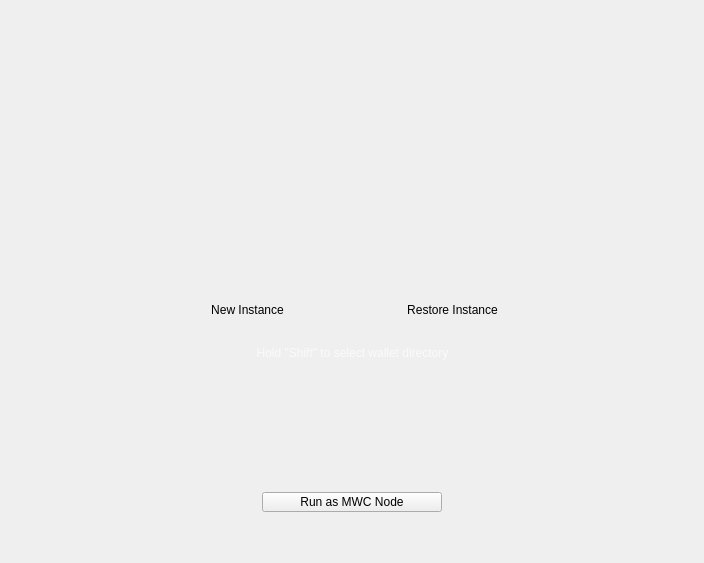
Qt form windows_desktop/a_initfirsttime.ui (0xkobe/mwc-wallet) before a commit.
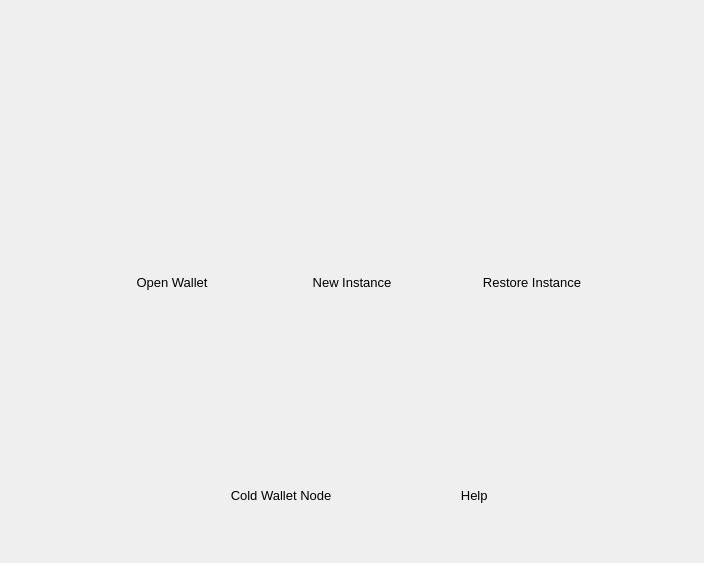
The same form after that commit. Icons and pictures are not drawn. Custom widgets are drawn as their Qt base class.

Commit message: https://github.com/mwcproject/mwc-qt-wallet/issues/499

Diff of the .ui file:
```diff
--- a/windows_desktop/a_initfirsttime.ui
+++ b/windows_desktop/a_initfirsttime.ui
@@ -120,135 +120,97 @@
       <widget class="QWidget" name="ButtonsHolder" native="true">
        <property name="minimumSize">
         <size>
-         <width>441</width>
+         <width>600</width>
          <height>150</height>
         </size>
        </property>
        <property name="maximumSize">
         <size>
-         <width>441</width>
+         <width>600</width>
          <height>150</height>
         </size>
        </property>
-       <widget class="control::MwcLabelSmall" name="label_4">
+       <widget class="QToolButton" name="newInstanceButton">
         <property name="geometry">
          <rect>
-          <x>250</x>
-          <y>85</y>
-          <width>141</width>
-          <height>16</height>
+          <x>230</x>
+          <y>20</y>
+          <width>140</width>
+          <height>110</height>
          </rect>
         </property>
-        <property name="sizePolicy">
-         <sizepolicy hsizetype="Fixed" vsizetype="Preferred">
-          <horstretch>0</horstretch>
-          <verstretch>0</verstretch>
-         </sizepolicy>
+        <property name="toolTip">
+         <string>Create a new wallet instance</string>
         </property>
-        <property name="maximumSize">
+        <property name="styleSheet">
+         <string notr="true">QToolButton{ border-radius: 12px; background: transparent; font-size: 13px;} QToolButton:enabled:!checked::hover {  background-color: rgba(255, 255, 255, 0.1); }</string>
+        </property>
+        <property name="text">
+         <string>New Instance</string>
+        </property>
+        <property name="icon">
+         <iconset resource="../resources_desktop.qrc">
+          <normaloff>:/img/AddLarge@2x.svg</normaloff>:/img/AddLarge@2x.svg</iconset>
+        </property>
+        <property name="iconSize">
          <size>
-          <width>16777215</width>
-          <height>22</height>
+          <width>70</width>
+          <height>50</height>
          </size>
         </property>
+        <property name="toolButtonStyle">
+         <enum>Qt::ToolButtonTextUnderIcon</enum>
+        </property>
+       </widget>
+       <widget class="QToolButton" name="restoreInstanceButton">
+        <property name="geometry">
+         <rect>
+          <x>410</x>
+          <y>20</y>
+          <width>140</width>
+          <height>110</height>
+         </rect>
+        </property>
         <property name="toolTip">
-         <string>Restore a new wallet from the mnemonic passphrase</string>
+         <string>Restore wallet from the mnemonic passphrase</string>
+        </property>
+        <property name="styleSheet">
+         <string notr="true">QToolButton{ border-radius: 12px; background: transparent; font-size: 13px;} QToolButton:enabled:!checked::hover {  background-color: rgba(255, 255, 255, 0.1); }</string>
         </property>
         <property name="text">
          <string>Restore Instance</string>
         </property>
-        <property name="alignment">
-         <set>Qt::AlignCenter</set>
-        </property>
-       </widget>
-       <widget class="control::MwcPushButtonRound" name="restoreInstanceButton">
-        <property name="geometry">
-         <rect>
-          <x>285</x>
-          <y>5</y>
-          <width>70</width>
-          <height>70</height>
-         </rect>
-        </property>
-        <property name="minimumSize">
-         <size>
-          <width>70</width>
-          <height>70</height>
-         </size>
-        </property>
-        <property name="maximumSize">
-         <size>
-          <width>70</width>
-          <height>70</height>
-         </size>
-        </property>
-        <property name="cursor">
-         <cursorShape>PointingHandCursor</cursorShape>
-        </property>
-        <property name="focusPolicy">
-         <enum>Qt::NoFocus</enum>
-        </property>
-        <property name="toolTip">
-         <string>Create a new wallet from mnemonic passphrase</string>
-        </property>
-        <property name="styleSheet">
-         <string notr="true">border-radius: 34px;</string>
-        </property>
-        <property name="text">
-         <string/>
-        </property>
         <property name="icon">
          <iconset resource="../resources_desktop.qrc">
           <normaloff>:/img/RestoreBtn_big@2x.svg</normaloff>:/img/RestoreBtn_big@2x.svg</iconset>
         </property>
         <property name="iconSize">
          <size>
-          <width>60</width>
-          <height>60</height>
+          <width>70</width>
+          <height>50</height>
          </size>
         </property>
-        <property name="autoDefault">
-         <bool>false</bool>
-        </property>
-        <property name="flat">
-         <bool>true</bool>
+        <property name="toolButtonStyle">
+         <enum>Qt::ToolButtonTextUnderIcon</enum>
         </property>
        </widget>
-       <widget class="control::MwcPushButtonRound" name="newInstanceButton">
+       <widget class="QToolButton" name="openWalletButton">
         <property name="geometry">
          <rect>
-          <x>80</x>
-          <y>5</y>
-          <width>70</width>
-          <height>70</height>
+          <x>50</x>
+          <y>20</y>
+          <width>140</width>
+          <height>110</height>
          </rect>
         </property>
-        <property name="minimumSize">
-         <size>
-          <width>70</width>
-          <height>70</height>
-         </size>
-        </property>
-        <property name="maximumSize">
-         <size>
-          <width>70</width>
-          <height>70</height>
-         </size>
-        </property>
-        <property name="cursor">
-         <cursorShape>PointingHandCursor</cursorShape>
-        </property>
-        <property name="focusPolicy">
-         <enum>Qt::NoFocus</enum>
-        </property>
         <property name="toolTip">
          <string>Create/Import a new wallet instance</string>
         </property>
         <property name="styleSheet">
-         <string notr="true">border-radius: 34px;</string>
+         <string notr="true">QToolButton{ border-radius: 12px; background: transparent; font-size: 13px;} QToolButton:enabled:!checked::hover {  background-color: rgba(255, 255, 255, 0.1); }</string>
         </property>
         <property name="text">
-         <string/>
+         <string>Open Wallet</string>
         </property>
         <property name="icon">
          <iconset resource="../resources_desktop.qrc">
@@ -256,71 +218,12 @@
         </property>
         <property name="iconSize">
          <size>
-          <width>57</width>
-          <height>57</height>
+          <width>70</width>
+          <height>50</height>
          </size>
         </property>
-        <property name="autoDefault">
-         <bool>false</bool>
-        </property>
-        <property name="flat">
-         <bool>true</bool>
-        </property>
-       </widget>
-       <widget class="control::MwcLabelSmall" name="label_3">
-        <property name="geometry">
-         <rect>
-          <x>45</x>
-          <y>85</y>
-          <width>141</width>
-          <height>16</height>
-         </rect>
-        </property>
-        <property name="sizePolicy">
-         <sizepolicy hsizetype="Fixed" vsizetype="Preferred">
-          <horstretch>0</horstretch>
-          <verstretch>0</verstretch>
-         </sizepolicy>
-        </property>
-        <property name="maximumSize">
-         <size>
-          <width>16777215</width>
-          <height>22</height>
-         </size>
-        </property>
-        <property name="text">
-         <string>New Instance</string>
-        </property>
-        <property name="alignment">
-         <set>Qt::AlignCenter</set>
-        </property>
-       </widget>
-       <widget class="control::MwcLabelTiny" name="formatsLable">
-        <property name="geometry">
-         <rect>
-          <x>10</x>
-          <y>125</y>
-          <width>421</width>
-          <height>21</height>
-         </rect>
-        </property>
-        <property name="maximumSize">
-         <size>
-          <width>16777215</width>
-          <height>3000</height>
-         </size>
-        </property>
-        <property name="styleSheet">
-         <string notr="true">color: rgba(255,255,255, 0.7)</string>
-        </property>
-        <property name="text">
-         <string>Hold &quot;Shift&quot; to select wallet directory</string>
-        </property>
-        <property name="textFormat">
-         <enum>Qt::PlainText</enum>
-        </property>
-        <property name="alignment">
-         <set>Qt::AlignCenter</set>
+        <property name="toolButtonStyle">
+         <enum>Qt::ToolButtonTextUnderIcon</enum>
         </property>
        </widget>
       </widget>
@@ -355,6 +258,9 @@
    </item>
    <item>
     <layout class="QHBoxLayout" name="horizontalLayout_2">
+     <property name="spacing">
+      <number>40</number>
+     </property>
      <item>
       <spacer name="horizontalSpacer_3">
        <property name="orientation">
@@ -369,35 +275,78 @@
       </spacer>
      </item>
      <item>
-      <widget class="control::MwcPushButtonTinyUnderline" name="runOnlineNodeButton">
+      <widget class="QToolButton" name="runOnlineNodeButton">
        <property name="minimumSize">
         <size>
-         <width>180</width>
-         <height>20</height>
+         <width>190</width>
+         <height>40</height>
         </size>
        </property>
        <property name="maximumSize">
         <size>
-         <width>180</width>
-         <height>20</height>
+         <width>190</width>
+         <height>40</height>
         </size>
        </property>
-       <property name="font">
-        <font>
-         <underline>false</underline>
-        </font>
+       <property name="toolTip">
+        <string>Run as a Online Node (needed for Cold Wallet).</string>
        </property>
-       <property name="focusPolicy">
-        <enum>Qt::TabFocus</enum>
+       <property name="styleSheet">
+        <string notr="true">QToolButton{ border-radius: 10px; background: transparent; font-size: 13px;} QToolButton:enabled:!checked::hover {  background-color: rgba(255, 255, 255, 0.1); }</string>
        </property>
+       <property name="text">
+        <string>     Cold Wallet Node</string>
+       </property>
+       <property name="icon">
+        <iconset resource="../resources_desktop.qrc">
+         <normaloff>:/img/Node@2x.svg</normaloff>:/img/Node@2x.svg</iconset>
+       </property>
+       <property name="iconSize">
+        <size>
+         <width>22</width>
+         <height>22</height>
+        </size>
+       </property>
+       <property name="toolButtonStyle">
+        <enum>Qt::ToolButtonTextBesideIcon</enum>
+       </property>
+      </widget>
+     </item>
+     <item>
+      <widget class="QToolButton" name="helpButton">
+       <property name="minimumSize">
+        <size>
+         <width>120</width>
+         <height>40</height>
+        </size>
+       </property>
+       <property name="maximumSize">
+        <size>
+         <width>120</width>
+         <height>40</height>
+        </size>
+       </property>
        <property name="toolTip">
         <string>Run as online MWC Node</string>
        </property>
        <property name="styleSheet">
-        <string notr="true"/>
+        <string notr="true">QToolButton{ border-radius: 10px; background: transparent; font-size: 13px;} QToolButton:enabled:!checked::hover {  background-color: rgba(255, 255, 255, 0.1); }</string>
        </property>
        <property name="text">
-        <string>Run as MWC Node</string>
+        <string>    Help</string>
+       </property>
+       <property name="icon">
+        <iconset resource="../resources_desktop.qrc">
+         <normaloff>:/img/HelpBtn@2x.svg</normaloff>:/img/HelpBtn@2x.svg</iconset>
+       </property>
+       <property name="iconSize">
+        <size>
+         <width>25</width>
+         <height>25</height>
+        </size>
+       </property>
+       <property name="toolButtonStyle">
+        <enum>Qt::ToolButtonTextBesideIcon</enum>
        </property>
       </widget>
      </item>
@@ -431,28 +380,6 @@
    </item>
   </layout>
  </widget>
- <customwidgets>
-  <customwidget>
-   <class>control::MwcLabelSmall</class>
-   <extends>QLabel</extends>
-   <header>control_desktop/MwcLabel.h</header>
-  </customwidget>
-  <customwidget>
-   <class>control::MwcLabelTiny</class>
-   <extends>QLabel</extends>
-   <header>control_desktop/MwcLabel.h</header>
-  </customwidget>
-  <customwidget>
-   <class>control::MwcPushButtonRound</class>
-   <extends>QPushButton</extends>
-   <header>control_desktop/MwcPushButton.h</header>
-  </customwidget>
-  <customwidget>
-   <class>control::MwcPushButtonTinyUnderline</class>
-   <extends>QPushButton</extends>
-   <header>control_desktop/MwcPushButton.h</header>
-  </customwidget>
- </customwidgets>
  <resources>
   <include location="../resources_desktop.qrc"/>
  </resources>
```
Left out of the diff: 6 changed lines with no effect on the pictures. The commit also changes 23 other files.
